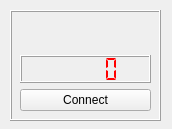
MaxHalldin/WienFilter, file src/pythion/_layout/input.ui: the form before one commit.
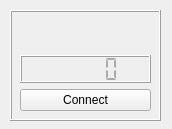
The form after the commit.

Patch:
```diff
--- a/src/pythion/_layout/input.ui
+++ b/src/pythion/_layout/input.ui
@@ -48,7 +48,7 @@
      <item>
       <widget class="QLCDNumber" name="inputLCD">
        <property name="styleSheet">
-        <string notr="true">color: rgb(255, 0, 0);</string>
+        <string notr="true">color: #aaaaaa;</string>
        </property>
        <property name="segmentStyle">
         <enum>QLCDNumber::Flat</enum>
```
